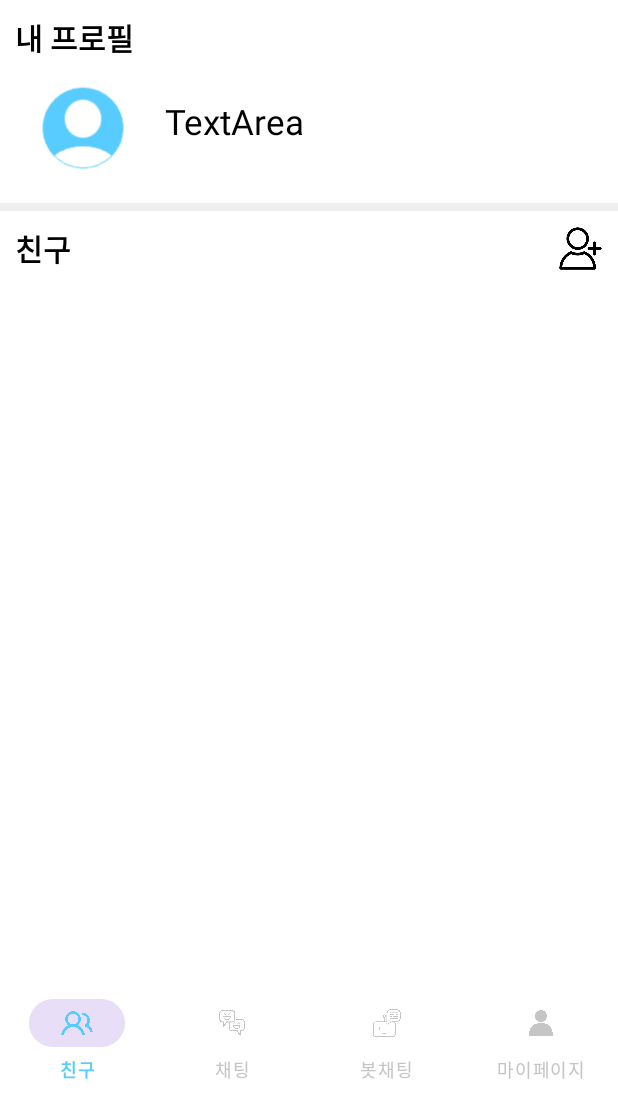
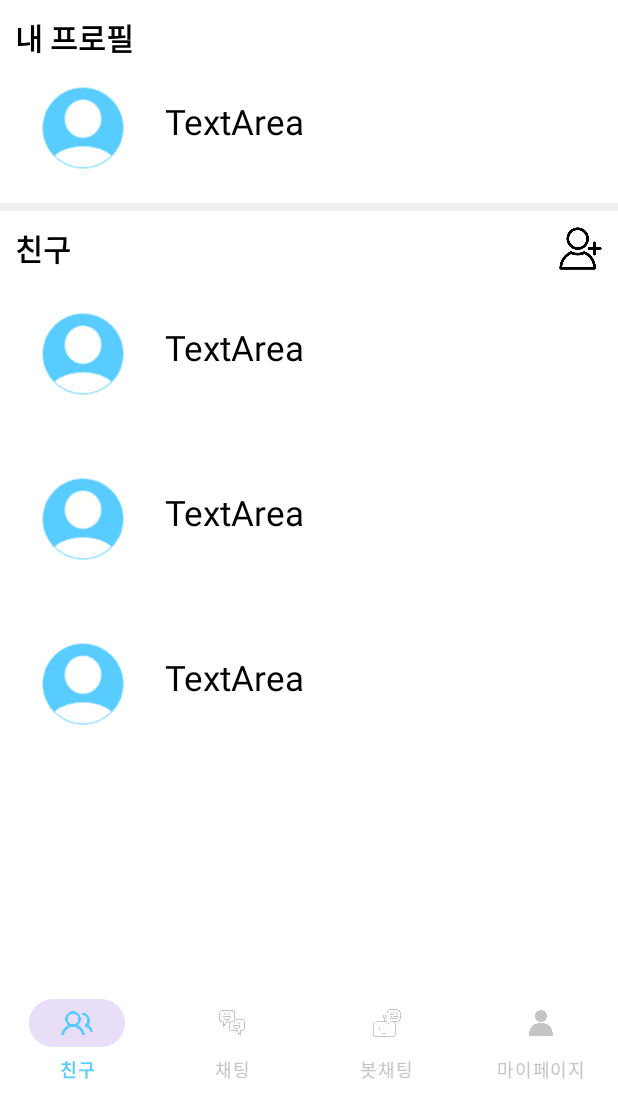
Before and after one commit to Seong-A/ChitChat, an Android app: the layout activity_main.xml on its own in the app's theme, with its tools: preview values and no code run, on a phone screen of 412 x 824 dp, the part 135-1236 px from its top. Run offline under Robolectric (Android 15) with nearby library versions, the phone set to English and light mode, and no system bars.

Commit message:
add friends

```diff
--- a/app/src/main/java/com/example/chitchat/model/Friend.kt
+++ b/app/src/main/java/com/example/chitchat/model/Friend.kt
@@ -1,6 +1,6 @@
 package com.example.chitchat.model
 
 data class Friend(
-    val nickName: String = "",
+    val name: String = "",
     val profileImageResId: Int
 )
--- a/app/src/main/res/layout/activity_main.xml
+++ b/app/src/main/res/layout/activity_main.xml
@@ -11,8 +11,8 @@
         android:id="@+id/logo_layout"
         android:layout_width="match_parent"
         android:layout_height="wrap_content"
-        app:layout_constraintTop_toTopOf="parent"
-        android:orientation="horizontal">
+        android:orientation="horizontal"
+        app:layout_constraintTop_toTopOf="parent">
 
         <ImageView
             android:id="@+id/logo"
@@ -68,6 +68,7 @@
         android:layout_below="@id/profile"/>
 
     <RelativeLayout
+        android:id="@+id/friend"
         android:layout_width="match_parent"
         android:layout_height="wrap_content"
         android:layout_below="@id/profile"
@@ -94,11 +95,12 @@
     </RelativeLayout>
 
     <androidx.recyclerview.widget.RecyclerView
-        android:id="@+id/freindRecyclerView"
+        android:id="@+id/friendRecyclerView"
         android:layout_width="match_parent"
-        android:layout_height="0dp"
-        android:layout_weight="1" />
-
+        android:layout_height="wrap_content"
+        android:layout_below="@id/friend"
+        android:layout_above="@id/bottomNavigationView"
+        tools:listitem="@layout/listview_item" />
 
     <com.google.android.material.bottomnavigation.BottomNavigationView
         android:id="@+id/bottomNavigationView"
@@ -114,4 +116,5 @@
         app:layout_constraintBottom_toBottomOf="parent"
         app:layout_constraintStart_toStartOf="parent"
         app:layout_constraintEnd_toEndOf="parent" />
+
 </RelativeLayout>
--- a/app/src/main/res/layout/listview_item.xml
+++ b/app/src/main/res/layout/listview_item.xml
@@ -2,12 +2,15 @@
 <LinearLayout
     xmlns:android="http://schemas.android.com/apk/res/android"
     android:layout_width="match_parent"
-    android:layout_height="match_parent">
+    android:layout_height="wrap_content"
+    android:orientation="horizontal"
+    android:paddingTop="10dp"
+    android:paddingBottom="10dp">
 
     <ImageView
         android:id="@+id/listProfileArea"
-        android:layout_width="80dp"
-        android:layout_height="80dp"
+        android:layout_width="70dp"
+        android:layout_height="70dp"
         android:src="@drawable/profile"
         android:layout_marginVertical="10dp"
         android:layout_marginLeft="20dp"/>
@@ -18,7 +21,7 @@
         android:layout_height="50dp"
         android:layout_marginTop="25dp"
         android:textColor="@color/black"
-        android:textSize="30sp"
+        android:textSize="23sp"
         android:text="TextArea"
         android:layout_marginLeft="20dp"/>
 
```
Also changed, not shown: app/src/main/AndroidManifest.xml (+5 -5 lines), app/src/main/java/com/example/chitchat/MainActivity.kt (+52 -14 lines), app/src/main/java/com/example/chitchat/adapter/FriendAdapter.kt (+5 -7 lines).
